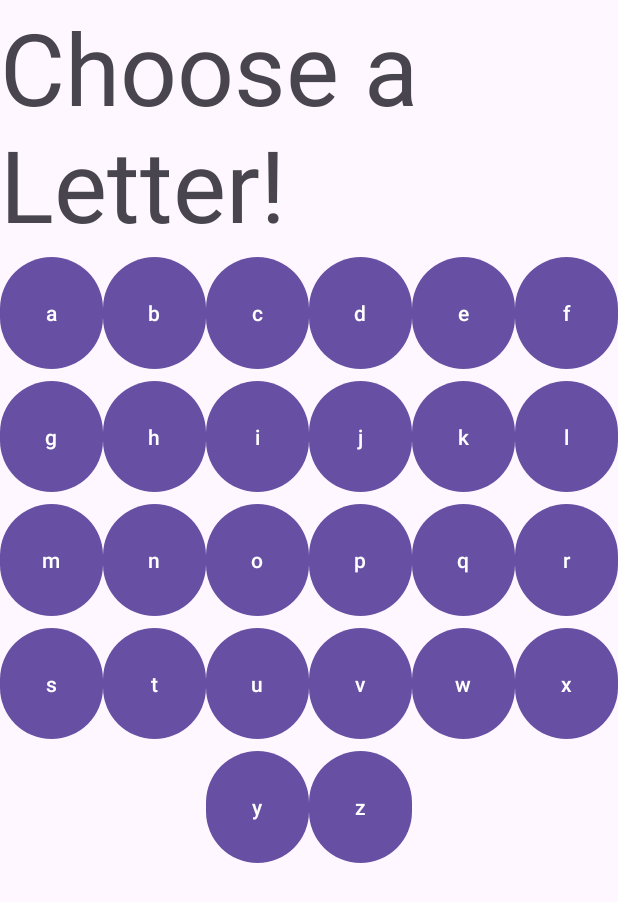
After one commit to kathlynfs/GAS-Hangman, an Android app: the layout fragment_letters.xml on its own in the app's theme, with its tools: preview values and no code run, on a phone screen of 412 x 824 dp. The commit adds this screen. Shown: the top 902 px of the screen. Run offline under Robolectric (Android 15) with nearby library versions, the phone set to English and light mode, and no system bars.

Commit message:
letter fragment created

```diff
--- a/app/build.gradle.kts
+++ b/app/build.gradle.kts
@@ -15,6 +15,10 @@ android {
         versionName = "1.0"
 
         testInstrumentationRunner = "androidx.test.runner.AndroidJUnitRunner"
+    }
+
+    buildFeatures {
+        viewBinding = true
     }
 
     buildTypes {
@@ -41,6 +45,7 @@ dependencies {
     implementation("androidx.appcompat:appcompat:1.6.1")
     implementation("com.google.android.material:material:1.11.0")
     implementation("androidx.constraintlayout:constraintlayout:2.1.4")
+    implementation("androidx.fragment:fragment-ktx:1.4.1")
     testImplementation("junit:junit:4.13.2")
     androidTestImplementation("androidx.test.ext:junit:1.1.5")
     androidTestImplementation("androidx.test.espresso:espresso-core:3.5.1")
--- /dev/null
+++ b/app/src/main/java/com/example/gashangman/LettersFragment.kt
@@ -0,0 +1,23 @@
+package com.example.gashangman
+
+import android.os.Bundle
+import android.view.LayoutInflater
+import android.view.View
+import android.view.ViewGroup
+import androidx.fragment.app.Fragment
+import com.example.gashangman.databinding.FragmentLettersBinding
+
+class LettersFragment : Fragment()
+{
+    private lateinit var binding: FragmentLettersBinding
+    override fun onCreate(savedInstanceState: Bundle?) {
+        super.onCreate(savedInstanceState)
+    }
+
+    override fun onCreateView(inflater: LayoutInflater, container: ViewGroup?, savedInstanceState: Bundle?): View?
+    {
+        binding = FragmentLettersBinding.inflate(layoutInflater, container, false)
+        return binding.root
+    }
+
+}
--- a/app/src/main/res/layout/activity_main.xml
+++ b/app/src/main/res/layout/activity_main.xml
@@ -1,18 +1,14 @@
 <?xml version="1.0" encoding="utf-8"?>
-<androidx.constraintlayout.widget.ConstraintLayout xmlns:android="http://schemas.android.com/apk/res/android"
-    xmlns:app="http://schemas.android.com/apk/res-auto"
+<androidx.fragment.app.FragmentContainerView
+    xmlns:android="http://schemas.android.com/apk/res/android"
     xmlns:tools="http://schemas.android.com/tools"
+    android:id="@+id/fragment_container"
+    android:name="com.example.gashangman.LettersFragment"
     android:layout_width="match_parent"
     android:layout_height="match_parent"
-    tools:context=".MainActivity">
+    tools:context=".MainActivity"
+    >
 
-    <TextView
-        android:layout_width="wrap_content"
-        android:layout_height="wrap_content"
-        android:text="Hello World!"
-        app:layout_constraintBottom_toBottomOf="parent"
-        app:layout_constraintEnd_toEndOf="parent"
-        app:layout_constraintStart_toStartOf="parent"
-        app:layout_constraintTop_toTopOf="parent" />
 
-</androidx.constraintlayout.widget.ConstraintLayout>
+
+</androidx.fragment.app.FragmentContainerView>
--- /dev/null
+++ b/app/src/main/res/layout/fragment_letters.xml
@@ -0,0 +1,359 @@
+<?xml version="1.0" encoding="utf-8"?>
+
+<androidx.constraintlayout.widget.ConstraintLayout
+    xmlns:android="http://schemas.android.com/apk/res/android"
+    xmlns:app="http://schemas.android.com/apk/res-auto"
+    xmlns:tools="http://schemas.android.com/tools"
+    android:layout_width="match_parent"
+    android:layout_height="match_parent"
+    tools:context=".LettersFragment">
+
+    <TextView
+        android:id="@+id/choose_letter"
+        android:layout_width="match_parent"
+        android:layout_height="0dp"
+        android:text="@string/choose_letter"
+        android:textSize="100px"
+        app:layout_constraintTop_toTopOf="parent"
+        app:layout_constraintLeft_toLeftOf="parent"
+        app:layout_constraintRight_toRightOf="parent"/>
+
+    <Button
+        android:id="@+id/a"
+        android:layout_width="0dp"
+        android:layout_height="0dp"
+        android:text="@string/a"
+        app:layout_constraintWidth_default="percent"
+        app:layout_constraintWidth_percent=".1666"
+        app:layout_constraintHeight_default="percent"
+        app:layout_constraintHeight_percent=".10"
+        app:layout_constraintTop_toBottomOf="@id/choose_letter"
+        app:layout_constraintLeft_toLeftOf="parent"
+        />
+
+    <Button
+        android:id="@+id/b"
+        android:layout_width="0dp"
+        android:layout_height="0dp"
+        android:text="@string/b"
+        app:layout_constraintWidth_default="percent"
+        app:layout_constraintWidth_percent=".1666"
+        app:layout_constraintHeight_default="percent"
+        app:layout_constraintHeight_percent=".10"
+        app:layout_constraintTop_toBottomOf="@id/choose_letter"
+        app:layout_constraintLeft_toRightOf="@id/a"
+        />
+
+    <Button
+        android:id="@+id/c"
+        android:layout_width="0dp"
+        android:layout_height="0dp"
+        android:text="@string/c"
+        app:layout_constraintWidth_default="percent"
+        app:layout_constraintWidth_percent=".1666"
+        app:layout_constraintHeight_default="percent"
+        app:layout_constraintHeight_percent=".10"
+        app:layout_constraintTop_toBottomOf="@id/choose_letter"
+        app:layout_constraintLeft_toRightOf="@id/b"
+        />
+
+    <Button
+        android:id="@+id/d"
+        android:layout_width="0dp"
+        android:layout_height="0dp"
+        android:text="@string/d"
+        app:layout_constraintWidth_default="percent"
+        app:layout_constraintWidth_percent=".1666"
+        app:layout_constraintHeight_default="percent"
+        app:layout_constraintHeight_percent=".10"
+        app:layout_constraintTop_toBottomOf="@id/choose_letter"
+        app:layout_constraintLeft_toRightOf="@id/c"
+        />
+
+    <Button
+        android:id="@+id/e"
+        android:layout_width="0dp"
+        android:layout_height="0dp"
+        android:text="@string/e"
+        app:layout_constraintWidth_default="percent"
+        app:layout_constraintWidth_percent=".1666"
+        app:layout_constraintHeight_default="percent"
+        app:layout_constraintHeight_percent=".10"
+        app:layout_constraintTop_toBottomOf="@id/choose_letter"
+        app:layout_constraintLeft_toRightOf="@id/d"
+        />
+
+    <Button
+        android:id="@+id/f"
+        android:layout_width="0dp"
+        android:layout_height="0dp"
+        android:text="@string/f"
+        app:layout_constraintWidth_default="percent"
+        app:layout_constraintWidth_percent=".1666"
+        app:layout_constraintHeight_default="percent"
+        app:layout_constraintHeight_percent=".10"
+        app:layout_constraintTop_toBottomOf="@id/choose_letter"
+        app:layout_constraintLeft_toRightOf="@id/e"
+        />
+
+    <Button
+        android:id="@+id/g"
+        android:layout_width="0dp"
+        android:layout_height="0dp"
+        android:text="@string/g"
+        app:layout_constraintWidth_default="percent"
+        app:layout_constraintWidth_percent=".1666"
+        app:layout_constraintHeight_default="percent"
+        app:layout_constraintHeight_percent=".10"
+        app:layout_constraintTop_toBottomOf="@id/a"
+        app:layout_constraintLeft_toLeftOf="parent"
+        />
+
+    <Button
+        android:id="@+id/h"
+        android:layout_width="0dp"
+        android:layout_height="0dp"
+        android:text="@string/h"
+        app:layout_constraintWidth_default="percent"
+        app:layout_constraintWidth_percent=".1666"
+        app:layout_constraintHeight_default="percent"
+        app:layout_constraintHeight_percent=".10"
+        app:layout_constraintTop_toBottomOf="@id/a"
+        app:layout_constraintLeft_toRightOf="@id/g"
+        />
+
+    <Button
+        android:id="@+id/i"
+        android:layout_width="0dp"
+        android:layout_height="0dp"
+        android:text="@string/i"
+        app:layout_constraintWidth_default="percent"
+        app:layout_constraintWidth_percent=".1666"
+        app:layout_constraintHeight_default="percent"
+        app:layout_constraintHeight_percent=".10"
+        app:layout_constraintTop_toBottomOf="@id/a"
+        app:layout_constraintLeft_toRightOf="@id/h"
+        />
+
+    <Button
+        android:id="@+id/j"
+        android:layout_width="0dp"
+        android:layout_height="0dp"
+        android:text="@string/j"
+        app:layout_constraintWidth_default="percent"
+        app:layout_constraintWidth_percent=".1666"
+        app:layout_constraintHeight_default="percent"
+        app:layout_constraintHeight_percent=".10"
+        app:layout_constraintTop_toBottomOf="@id/a"
+        app:layout_constraintLeft_toRightOf="@id/i"
+        />
+
+    <Button
+        android:id="@+id/k"
+        android:layout_width="0dp"
+        android:layout_height="0dp"
+        android:text="@string/k"
+        app:layout_constraintWidth_default="percent"
+        app:layout_constraintWidth_percent=".1666"
+        app:layout_constraintHeight_default="percent"
+        app:layout_constraintHeight_percent=".10"
+        app:layout_constraintTop_toBottomOf="@id/a"
+        app:layout_constraintLeft_toRightOf="@id/j"
+        />
+
+    <Button
+        android:id="@+id/l"
+        android:layout_width="0dp"
+        android:layout_height="0dp"
+        android:text="@string/l"
+        app:layout_constraintWidth_default="percent"
+        app:layout_constraintWidth_percent=".1666"
+        app:layout_constraintHeight_default="percent"
+        app:layout_constraintHeight_percent=".10"
+        app:layout_constraintTop_toBottomOf="@id/a"
+        app:layout_constraintLeft_toRightOf="@id/k"
+        />
+
+    <Button
+        android:id="@+id/m"
+        android:layout_width="0dp"
+        android:layout_height="0dp"
+        android:text="@string/m"
+        app:layout_constraintWidth_default="percent"
+        app:layout_constraintWidth_percent=".1666"
+        app:layout_constraintHeight_default="percent"
+        app:layout_constraintHeight_percent=".10"
+        app:layout_constraintTop_toBottomOf="@id/g"
+        app:layout_constraintLeft_toLeftOf="parent"
+        />
+
+    <Button
+        android:id="@+id/n"
+        android:layout_width="0dp"
+        android:layout_height="0dp"
+        android:text="@string/n"
+        app:layout_constraintWidth_default="percent"
+        app:layout_constraintWidth_percent=".1666"
+        app:layout_constraintHeight_default="percent"
+        app:layout_constraintHeight_percent=".10"
+        app:layout_constraintTop_toBottomOf="@id/g"
+        app:layout_constraintLeft_toRightOf="@id/m"
+        />
+
+    <Button
+        android:id="@+id/o"
+        android:layout_width="0dp"
+        android:layout_height="0dp"
+        android:text="@string/o"
+        app:layout_constraintWidth_default="percent"
+        app:layout_constraintWidth_percent=".1666"
+        app:layout_constraintHeight_default="percent"
+        app:layout_constraintHeight_percent=".10"
+        app:layout_constraintTop_toBottomOf="@id/g"
+        app:layout_constraintLeft_toRightOf="@id/n"
+        />
+
+    <Button
+        android:id="@+id/p"
+        android:layout_width="0dp"
+        android:layout_height="0dp"
+        android:text="@string/p"
+        app:layout_constraintWidth_default="percent"
+        app:layout_constraintWidth_percent=".1666"
+        app:layout_constraintHeight_default="percent"
+        app:layout_constraintHeight_percent=".10"
+        app:layout_constraintTop_toBottomOf="@id/g"
+        app:layout_constraintLeft_toRightOf="@id/o"
+        />
+
+    <Button
+        android:id="@+id/q"
+        android:layout_width="0dp"
+        android:layout_height="0dp"
+        android:text="@string/q"
+        app:layout_constraintWidth_default="percent"
+        app:layout_constraintWidth_percent=".1666"
+        app:layout_constraintHeight_default="percent"
+        app:layout_constraintHeight_percent=".10"
+        app:layout_constraintTop_toBottomOf="@id/g"
+        app:layout_constraintLeft_toRightOf="@id/p"
+        />
+
+    <Button
+        android:id="@+id/r"
+        android:layout_width="0dp"
+        android:layout_height="0dp"
+        android:text="@string/r"
+        app:layout_constraintWidth_default="percent"
+        app:layout_constraintWidth_percent=".1666"
+        app:layout_constraintHeight_default="percent"
+        app:layout_constraintHeight_percent=".10"
+        app:layout_constraintTop_toBottomOf="@id/g"
+        app:layout_constraintLeft_toRightOf="@id/q"
+        />
+
+    <Button
+        android:id="@+id/s"
+        android:layout_width="0dp"
+        android:layout_height="0dp"
+        android:text="@string/s"
+        app:layout_constraintWidth_default="percent"
+        app:layout_constraintWidth_percent=".1666"
+        app:layout_constraintHeight_default="percent"
+        app:layout_constraintHeight_percent=".10"
+        app:layout_constraintTop_toBottomOf="@id/m"
+        app:layout_constraintLeft_toLeftOf="parent"
+        />
+
+    <Button
+        android:id="@+id/t"
+        android:layout_width="0dp"
+        android:layout_height="0dp"
+        android:text="@string/t"
+        app:layout_constraintWidth_default="percent"
+        app:layout_constraintWidth_percent=".1666"
+        app:layout_constraintHeight_default="percent"
+        app:layout_constraintHeight_percent=".10"
+        app:layout_constraintTop_toBottomOf="@id/m"
+        app:layout_constraintLeft_toRightOf="@id/s"
+        />
+
+    <Button
+        android:id="@+id/u"
+        android:layout_width="0dp"
+        android:layout_height="0dp"
+        android:text="@string/u"
+        app:layout_constraintWidth_default="percent"
+        app:layout_constraintWidth_percent=".1666"
+        app:layout_constraintHeight_default="percent"
+        app:layout_constraintHeight_percent=".10"
+        app:layout_constraintTop_toBottomOf="@id/m"
+        app:layout_constraintLeft_toRightOf="@id/t"
+        />
+
+    <Button
+        android:id="@+id/v"
+        android:layout_width="0dp"
+        android:layout_height="0dp"
+        android:text="@string/v"
+        app:layout_constraintWidth_default="percent"
+        app:layout_constraintWidth_percent=".1666"
+        app:layout_constraintHeight_default="percent"
+        app:layout_constraintHeight_percent=".10"
+        app:layout_constraintTop_toBottomOf="@id/m"
+        app:layout_constraintLeft_toRightOf="@id/u"
+        />
+
+    <Button
+        android:id="@+id/w"
+        android:layout_width="0dp"
+        android:layout_height="0dp"
+        android:text="@string/w"
+        app:layout_constraintWidth_default="percent"
+        app:layout_constraintWidth_percent=".1666"
+        app:layout_constraintHeight_default="percent"
+        app:layout_constraintHeight_percent=".10"
+        app:layout_constraintTop_toBottomOf="@id/m"
+        app:layout_constraintLeft_toRightOf="@id/v"
+        />
+
+    <Button
+        android:id="@+id/x"
+        android:layout_width="0dp"
+        android:layout_height="0dp"
+        android:text="@string/x"
+        app:layout_constraintWidth_default="percent"
+        app:layout_constraintWidth_percent=".1666"
+        app:layout_constraintHeight_default="percent"
+        app:layout_constraintHeight_percent=".10"
+        app:layout_constraintTop_toBottomOf="@id/m"
+        app:layout_constraintLeft_toRightOf="@id/w"
+        />
+
+    <Button
+        android:id="@+id/y"
+        android:layout_width="0dp"
+        android:layout_height="0dp"
+        android:text="@string/y"
+        app:layout_constraintWidth_default="percent"
+        app:layout_constraintWidth_percent=".1666"
+        app:layout_constraintHeight_default="percent"
+        app:layout_constraintHeight_percent=".10"
+        app:layout_constraintTop_toBottomOf="@id/s"
+        app:layout_constraintLeft_toRightOf="@id/t"
+        />
+
+    <Button
+        android:id="@+id/z"
+        android:layout_width="0dp"
+        android:layout_height="0dp"
+        android:text="@string/z"
+        app:layout_constraintWidth_default="percent"
+        app:layout_constraintWidth_percent=".1666"
+        app:layout_constraintHeight_default="percent"
+        app:layout_constraintHeight_percent=".10"
+        app:layout_constraintTop_toBottomOf="@id/s"
+        app:layout_constraintLeft_toRightOf="@id/y"
+        />
+
+</androidx.constraintlayout.widget.ConstraintLayout>
--- a/app/src/main/res/values/strings.xml
+++ b/app/src/main/res/values/strings.xml
@@ -1,3 +1,32 @@
 <resources>
     <string name="app_name">[GAS] Hangman</string>
+    <string name="choose_letter">Choose a Letter!</string>
+    <string name="a">a</string>
+    <string name="b">b</string>
+    <string name="c">c</string>
+    <string name="d">d</string>
+    <string name="e">e</string>
+    <string name="f">f</string>
+    <string name="g">g</string>
+    <string name="h">h</string>
+    <string name="i">i</string>
+    <string name="j">j</string>
+    <string name="k">k</string>
+    <string name="l">l</string>
+    <string name="m">m</string>
+    <string name="n">n</string>
+    <string name="o">o</string>
+    <string name="p">p</string>
+    <string name="q">q</string>
+    <string name="r">r</string>
+    <string name="s">s</string>
+    <string name="t">t</string>
+    <string name="u">u</string>
+    <string name="v">v</string>
+    <string name="w">w</string>
+    <string name="x">x</string>
+    <string name="y">y</string>
+    <string name="z">z</string>
+
+
 </resources>
```
